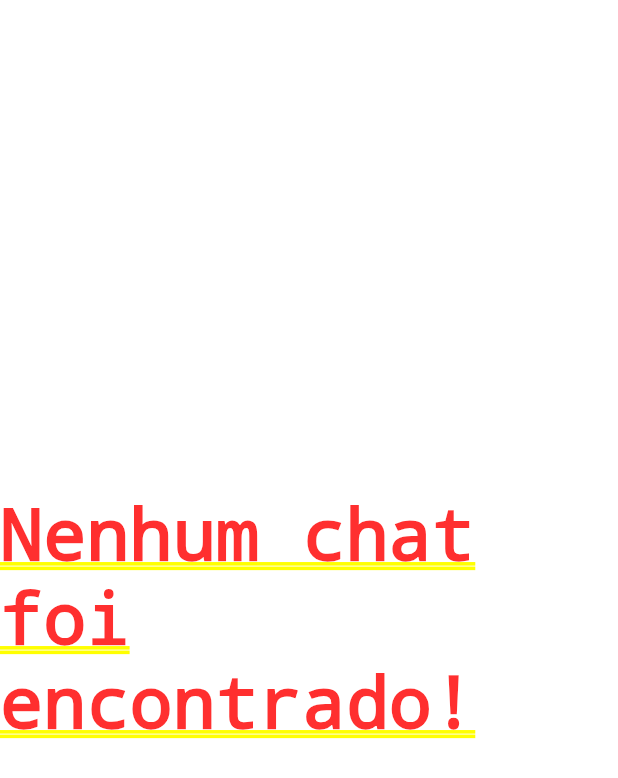
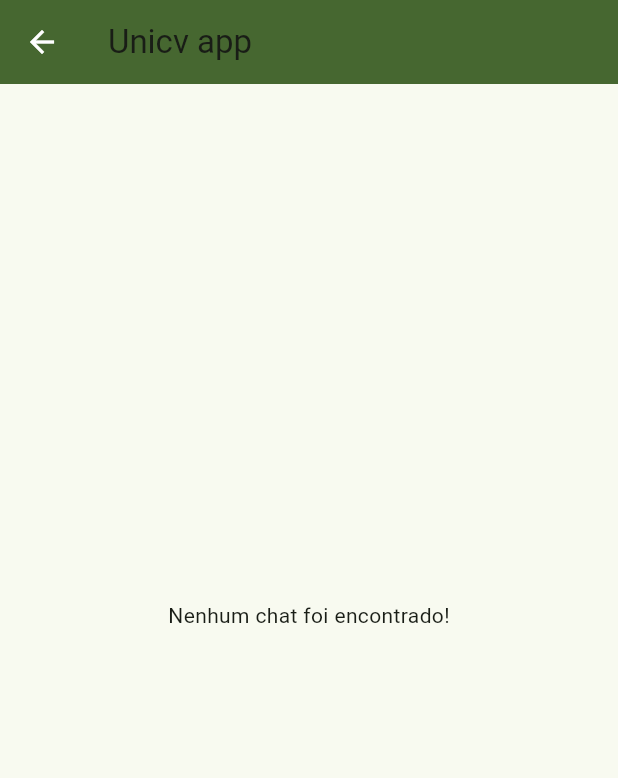
Before and after one commit to murilo-silva-ai/Proj_Flutter_2024, a Flutter app: the TelaChat screen opened directly with empty values, on a phone screen of 412 x 824 dp. Shown: the top 778 px of the screen. Run offline on Flutter 3.47's test engine with Material 3 defaults, Android fonts, the phone set to English and light mode, and no system bars; our stand-ins replace cloud_firestore, firebase_auth, firebase_core; accounts and stored records are empty; network calls fail.

Commit message:
Ajustes finais

```diff
--- a/proj-flutter-2024/lib/tela_chat.dart
+++ b/proj-flutter-2024/lib/tela_chat.dart
@@ -41,53 +41,45 @@ class _PaginaChatState extends State<TelaChat> {
 
   @override
   Widget build(BuildContext context) {
-    return StreamBuilder(
+    return Scaffold(
+      appBar: AppBar(
+        backgroundColor: const Color.fromRGBO(70, 103, 48, 1),
+        title: const Text('Unicv app'),
+        iconTheme: const IconThemeData(color: Colors.white),
+      ),
+      body: Column(
+        children: [
+          Expanded(
+            child: StreamBuilder(
               stream: FirebaseFirestore.instance
                   .collection('salas')
                   .doc(widget.chatId)
                   .collection('mensagens')
                   .orderBy('criadoEm', descending: false)
                   .snapshots(),
-        builder: (context, snapshot) {
+              builder: (context, AsyncSnapshot<QuerySnapshot> snapshot) {
                 if (snapshot.connectionState == ConnectionState.waiting) {
-            return const Center(
+                  return Center(
                     child: CircularProgressIndicator(),
                   );
                 }
 
                 if (!snapshot.hasData || snapshot.data!.docs.isEmpty) {
-            return const Center(
+                  return Center(
                     child: Text('Nenhum chat foi encontrado!'),
-            );
-          }
-
-          if (snapshot.hasError) {
-            return const Center(
-              child: Text('Erro ao carregar os chats!'),
                   );
                 }
 
                 final mensagens = snapshot.data!.docs;
 
-          print(mensagens.first.data());
-
-          return Scaffold(
-            appBar: AppBar(
-              backgroundColor: const Color.fromRGBO(70, 103, 48, 1),
-              title: const Text(
-                'Unicv app',
-              ),
-              iconTheme: const IconThemeData(color: Colors.white),
-            ),
-            body: Column(
-              children: [
-                Expanded(
-                  child: ListView.builder(
+                return ListView.builder(
                   itemCount: mensagens.length,
                   itemBuilder: (context, index) {
                     return Mensagens(
-                        nomeUsuario: mensagens[index].data()['email'],
-                        conteudoMensagem: mensagens[index].data()['conteudo'],
+                      nomeUsuario: mensagens[index]['email'],
+                      conteudoMensagem: mensagens[index]['conteudo'],
+                    );
+                  },
                 );
               },
             ),
@@ -101,7 +93,8 @@ class _PaginaChatState extends State<TelaChat> {
                       Expanded(
                         child: TextField(
                           controller: _controladorInput,
-                            )),
+                        ),
+                      ),
                       IconButton(
                         onPressed: () {
                           FirebaseFirestore.instance
@@ -124,6 +117,5 @@ class _PaginaChatState extends State<TelaChat> {
         ],
       ),
     );
-        });
   }
 }
```
Lines whose indentation alone changed are shown as unchanged.
